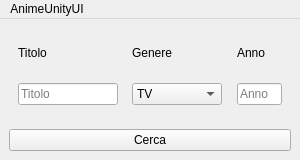
Above: UIs/searchwindow.ui from ale-ben/AnimeUnityPy before the change. Below: the same form after it.
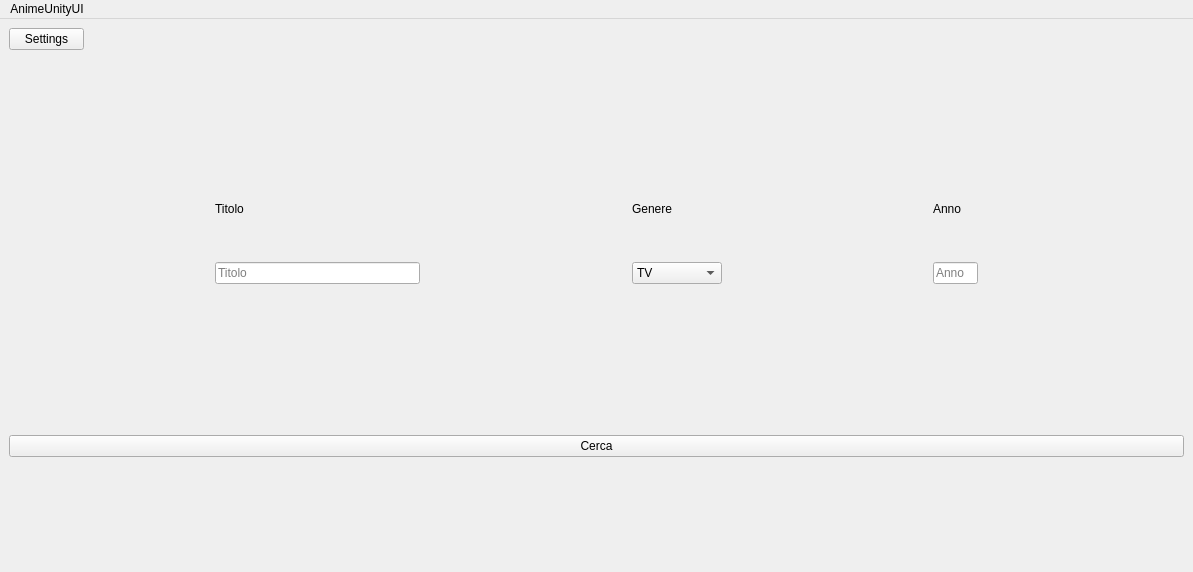
That is the form after the change.

```diff
--- a/UIs/searchwindow.ui
+++ b/UIs/searchwindow.ui
@@ -6,8 +6,8 @@
    <rect>
     <x>0</x>
     <y>0</y>
-    <width>300</width>
-    <height>160</height>
+    <width>1193</width>
+    <height>572</height>
    </rect>
   </property>
   <property name="minimumSize">
@@ -26,6 +26,19 @@
       <property name="sizeConstraint">
        <enum>QLayout::SetDefaultConstraint</enum>
       </property>
+      <item>
+       <widget class="QPushButton" name="settings_b">
+        <property name="maximumSize">
+         <size>
+          <width>75</width>
+          <height>7215</height>
+         </size>
+        </property>
+        <property name="text">
+         <string>Settings</string>
+        </property>
+       </widget>
+      </item>
       <item>
        <spacer name="verticalSpacer_12">
         <property name="orientation">
@@ -372,8 +385,8 @@
     <rect>
      <x>0</x>
      <y>0</y>
-     <width>300</width>
-     <height>22</height>
+     <width>1193</width>
+     <height>24</height>
     </rect>
    </property>
    <widget class="QMenu" name="menuAnimeUnityUI">
```
